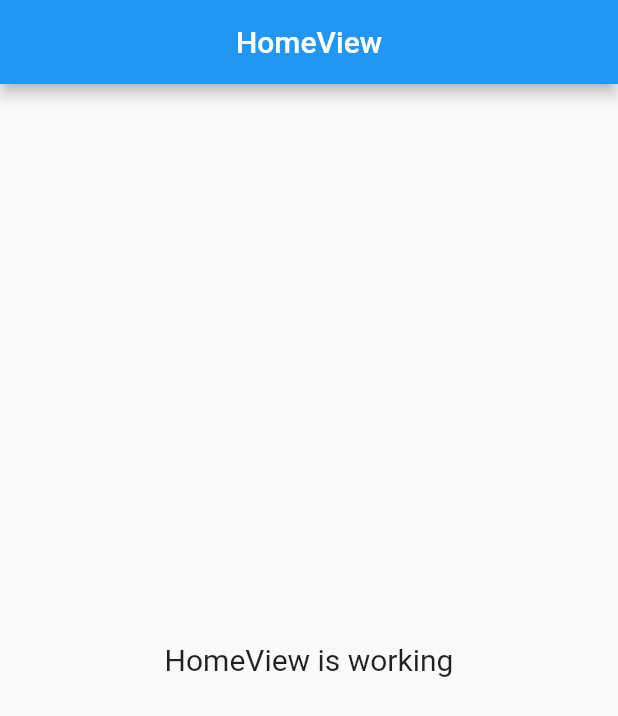
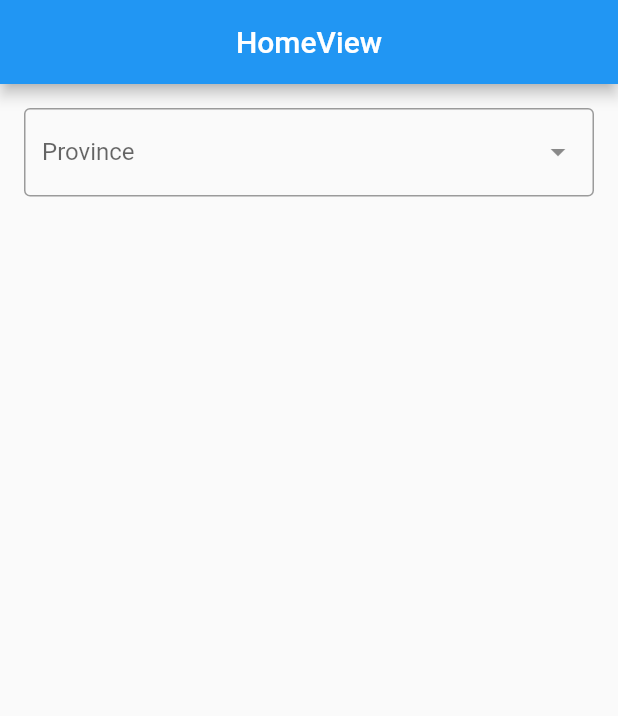
Before and after one commit to handika231/check-ongkir-app, a Flutter app: the screen it shows after launch, on a phone screen of 412 x 824 dp. Shown: the top 716 px of the screen. Run offline on Flutter 3.47's test engine with Material 2 defaults, Android fonts, the light colour scheme and no system bars; drawn by our look-alikes of dropdown_search; our stand-ins replace freezed_annotation, get.

Commit message:
add model province

```diff
--- /dev/null
+++ b/assets/province.json
@@ -0,0 +1,147 @@
+{
+  "rajaongkir": {
+    "query": [],
+    "status": {
+      "code": 200,
+      "description": "OK"
+    },
+    "results": [
+      {
+        "province_id": "1",
+        "province": "Bali"
+      },
+      {
+        "province_id": "2",
+        "province": "Bangka Belitung"
+      },
+      {
+        "province_id": "3",
+        "province": "Banten"
+      },
+      {
+        "province_id": "4",
+        "province": "Bengkulu"
+      },
+      {
+        "province_id": "5",
+        "province": "DI Yogyakarta"
+      },
+      {
+        "province_id": "6",
+        "province": "DKI Jakarta"
+      },
+      {
+        "province_id": "7",
+        "province": "Gorontalo"
+      },
+      {
+        "province_id": "8",
+        "province": "Jambi"
+      },
+      {
+        "province_id": "9",
+        "province": "Jawa Barat"
+      },
+      {
+        "province_id": "10",
+        "province": "Jawa Tengah"
+      },
+      {
+        "province_id": "11",
+        "province": "Jawa Timur"
+      },
+      {
+        "province_id": "12",
+        "province": "Kalimantan Barat"
+      },
+      {
+        "province_id": "13",
+        "province": "Kalimantan Selatan"
+      },
+      {
+        "province_id": "14",
+        "province": "Kalimantan Tengah"
+      },
+      {
+        "province_id": "15",
+        "province": "Kalimantan Timur"
+      },
+      {
+        "province_id": "16",
+        "province": "Kalimantan Utara"
+      },
+      {
+        "province_id": "17",
+        "province": "Kepulauan Riau"
+      },
+      {
+        "province_id": "18",
+        "province": "Lampung"
+      },
+      {
+        "province_id": "19",
+        "province": "Maluku"
+      },
+      {
+        "province_id": "20",
+        "province": "Maluku Utara"
+      },
+      {
+        "province_id": "21",
+        "province": "Nanggroe Aceh Darussalam (NAD)"
+      },
+      {
+        "province_id": "22",
+        "province": "Nusa Tenggara Barat (NTB)"
+      },
+      {
+        "province_id": "23",
+        "province": "Nusa Tenggara Timur (NTT)"
+      },
+      {
+        "province_id": "24",
+        "province": "Papua"
+      },
+      {
+        "province_id": "25",
+        "province": "Papua Barat"
+      },
+      {
+        "province_id": "26",
+        "province": "Riau"
+      },
+      {
+        "province_id": "27",
+        "province": "Sulawesi Barat"
+      },
+      {
+        "province_id": "28",
+        "province": "Sulawesi Selatan"
+      },
+      {
+        "province_id": "29",
+        "province": "Sulawesi Tengah"
+      },
+      {
+        "province_id": "30",
+        "province": "Sulawesi Tenggara"
+      },
+      {
+        "province_id": "31",
+        "province": "Sulawesi Utara"
+      },
+      {
+        "province_id": "32",
+        "province": "Sumatera Barat"
+      },
+      {
+        "province_id": "33",
+        "province": "Sumatera Selatan"
+      },
+      {
+        "province_id": "34",
+        "province": "Sumatera Utara"
+      }
+    ]
+  }
+}
--- /dev/null
+++ b/lib/app/application.dart
@@ -0,0 +1,18 @@
+import 'package:flutter/material.dart';
+import 'package:get/get.dart';
+
+import 'routes/app_pages.dart';
+
+class Application extends StatelessWidget {
+  const Application({Key? key}) : super(key: key);
+
+  @override
+  Widget build(BuildContext context) {
+    return GetMaterialApp(
+      debugShowCheckedModeBanner: false,
+      title: "Check Shipping App",
+      initialRoute: AppPages.INITIAL,
+      getPages: AppPages.routes,
+    );
+  }
+}
--- /dev/null
+++ b/lib/app/data/model/province/province.dart
@@ -0,0 +1,16 @@
+import 'package:freezed_annotation/freezed_annotation.dart';
+
+import 'rajaongkir.dart';
+
+part 'province.freezed.dart';
+part 'province.g.dart';
+
+@freezed
+class Province with _$Province {
+  factory Province({
+    Rajaongkir? rajaongkir,
+  }) = _Province;
+
+  factory Province.fromJson(Map<String, dynamic> json) =>
+      _$ProvinceFromJson(json);
+}
--- /dev/null
+++ b/lib/app/data/model/province/rajaongkir.dart
@@ -0,0 +1,19 @@
+import 'package:freezed_annotation/freezed_annotation.dart';
+
+import 'result.dart';
+import 'status.dart';
+
+part 'rajaongkir.freezed.dart';
+part 'rajaongkir.g.dart';
+
+@freezed
+class Rajaongkir with _$Rajaongkir {
+  factory Rajaongkir({
+    List<dynamic>? query,
+    Status? status,
+    List<Result>? results,
+  }) = _Rajaongkir;
+
+  factory Rajaongkir.fromJson(Map<String, dynamic> json) =>
+      _$RajaongkirFromJson(json);
+}
--- /dev/null
+++ b/lib/app/data/model/province/result.dart
@@ -0,0 +1,14 @@
+import 'package:freezed_annotation/freezed_annotation.dart';
+
+part 'result.freezed.dart';
+part 'result.g.dart';
+
+@freezed
+class Result with _$Result {
+  factory Result({
+    @JsonKey(name: 'province_id') String? provinceId,
+    String? province,
+  }) = _Result;
+
+  factory Result.fromJson(Map<String, dynamic> json) => _$ResultFromJson(json);
+}
--- /dev/null
+++ b/lib/app/data/model/province/status.dart
@@ -0,0 +1,14 @@
+import 'package:freezed_annotation/freezed_annotation.dart';
+
+part 'status.freezed.dart';
+part 'status.g.dart';
+
+@freezed
+class Status with _$Status {
+  factory Status({
+    int? code,
+    String? description,
+  }) = _Status;
+
+  factory Status.fromJson(Map<String, dynamic> json) => _$StatusFromJson(json);
+}
--- a/lib/app/modules/home/views/home_view.dart
+++ b/lib/app/modules/home/views/home_view.dart
@@ -1,6 +1,12 @@
+import 'dart:convert';
+
+import 'package:check_ongkir_app/app/data/model/province/result.dart';
+import 'package:dropdown_search/dropdown_search.dart';
 import 'package:flutter/material.dart';
 import 'package:get/get.dart';
+import 'package:http/http.dart' as http;
 
+import '../../../data/model/province/province.dart';
 import '../controllers/home_controller.dart';
 
 class HomeView extends GetView<HomeController> {
@@ -12,11 +18,36 @@ class HomeView extends GetView<HomeController> {
         title: const Text('HomeView'),
         centerTitle: true,
       ),
-      body: const Center(
-        child: Text(
-          'HomeView is working',
-          style: TextStyle(fontSize: 20),
-        ),
+      body: ListView(
+        padding: const EdgeInsets.all(16),
+        children: [
+          DropdownSearch<Result>(
+            itemAsString: (item) => item.province!,
+            onChanged: (value) {
+              print(value!.province);
+            },
+            asyncItems: (String filter) async {
+              try {
+                Uri url =
+                    Uri.parse('https://api.rajaongkir.com/starter/province');
+                final response = await http.get(url,
+                    headers: {'key': 'f6187096e58f0095cd18d84e5435b4e7'});
+                final result = json.decode(response.body);
+                // return result.map((e) => Result.fromJson(e)).toList();
+                final province = Province.fromJson(result);
+                return province.rajaongkir!.results!;
+              } catch (e) {
+                throw Exception(e);
+              }
+            },
+            dropdownDecoratorProps: const DropDownDecoratorProps(
+              dropdownSearchDecoration: InputDecoration(
+                labelText: 'Province',
+                border: OutlineInputBorder(),
+              ),
+            ),
+          )
+        ],
       ),
     );
   }
--- a/lib/main.dart
+++ b/lib/main.dart
@@ -1,15 +1,6 @@
+import 'package:check_ongkir_app/app/application.dart';
 import 'package:flutter/material.dart';
 
-import 'package:get/get.dart';
-
-import 'app/routes/app_pages.dart';
-
 void main() {
-  runApp(
-    GetMaterialApp(
-      title: "Application",
-      initialRoute: AppPages.INITIAL,
-      getPages: AppPages.routes,
-    ),
-  );
+  runApp(const Application());
 }
```
Also changed, not shown: lib/app/data/model/province/province.freezed.dart (added), lib/app/data/model/province/province.g.dart (added), lib/app/data/model/province/rajaongkir.freezed.dart (added), lib/app/data/model/province/rajaongkir.g.dart (added), lib/app/data/model/province/result.freezed.dart (added), lib/app/data/model/province/result.g.dart (added), lib/app/data/model/province/status.freezed.dart (added), lib/app/data/model/province/status.g.dart (added).
